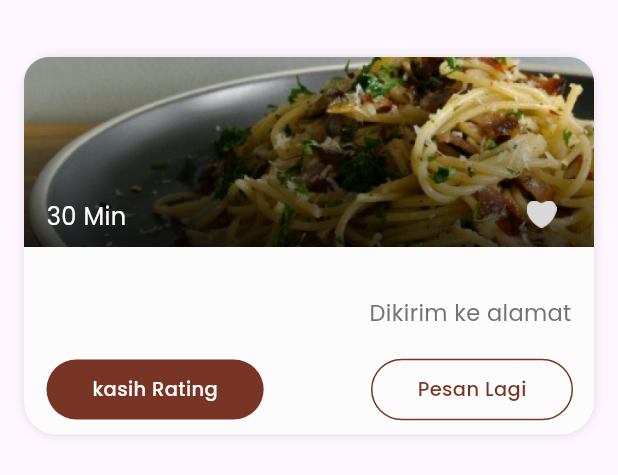
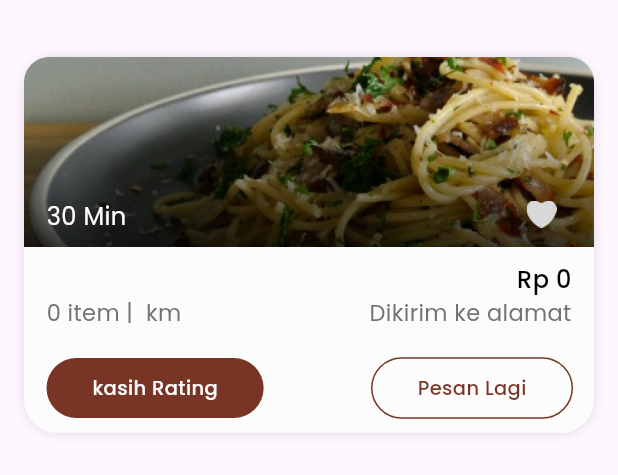
Before and after one commit to Capstone-Tim-13/restaurant-order-system-mobile, a Flutter app: what historyOrder() shows on an empty page, opened directly with empty values, on a phone screen of 412 x 824 dp. Shown: the top 475 px of the screen. Run offline on Flutter 3.47's test engine with Material 3 defaults, Android fonts, the phone set to English and light mode, and no system bars; our stand-ins replace animated_splash_screen, carousel_slider, dio, dots_indicator, page_transition, shared_preferences and 1 more; accounts and stored records are empty; network calls fail.

Commit message:
update history order

```diff
--- a/lib/pages/order/history_order_page.dart
+++ b/lib/pages/order/history_order_page.dart
@@ -14,7 +14,7 @@ Widget historyOrder(context, data) {
         child: Align(
           alignment: AlignmentDirectional.centerStart,
           child: Text(
-            data[3],
+            data['createdAt'],
             style: poppins.copyWith(fontSize: 15, color: outline),
           ),
         ),
@@ -79,7 +79,7 @@ Widget historyOrder(context, data) {
                             children: [
                               SizedBox(
                                 width: 165,
-                                child: Text(data[1],
+                                child: Text(data['name'],
                                     overflow: TextOverflow.ellipsis,
                                     maxLines: 1,
                                     style: poppins.copyWith(
@@ -89,7 +89,7 @@ Widget historyOrder(context, data) {
                               const SizedBox(width: 10),
                             ],
                           ),
-                          Text(data[2],
+                          Text('Rp ${data['price']}',
                               style: poppins.copyWith(
                                   fontWeight: FontWeight.w500, fontSize: 16))
                         ],
@@ -99,7 +99,7 @@ Widget historyOrder(context, data) {
                         children: [
                           Row(
                            children: [
-                              Text(data[5],
+                        Text('${data['qty']} item | ${data['distance']} km',
                             style: poppins.copyWith(
                                 fontWeight: FontWeight.w400,
                                 fontSize: 15,
```
Lines whose indentation alone changed are shown as unchanged.
